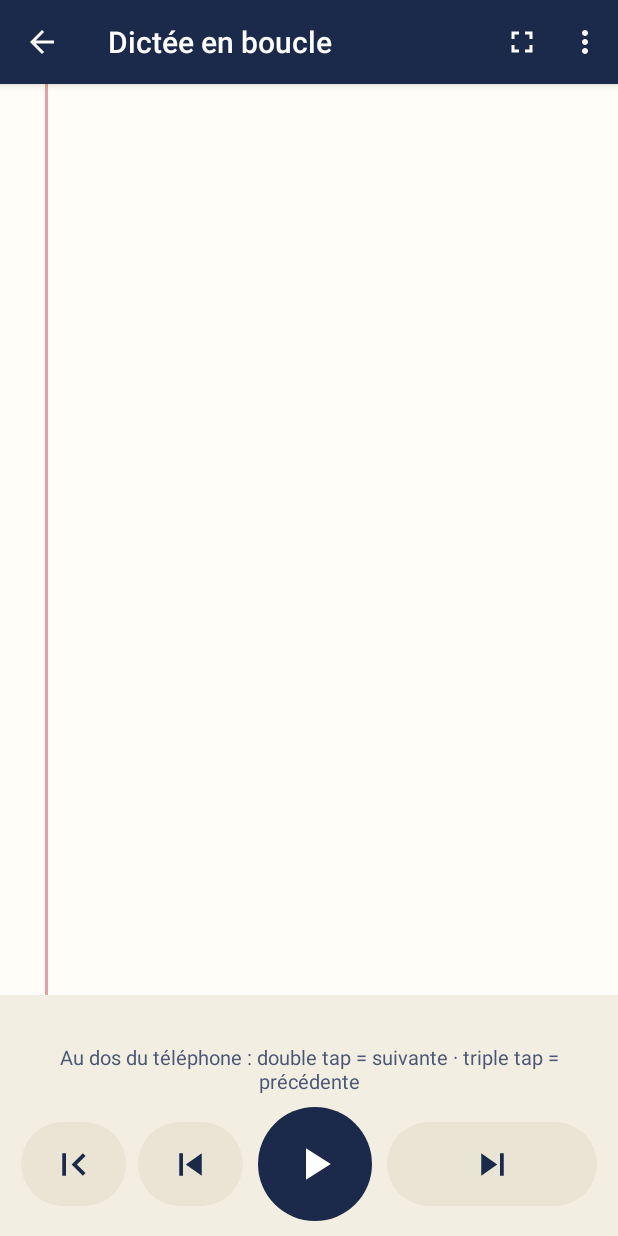
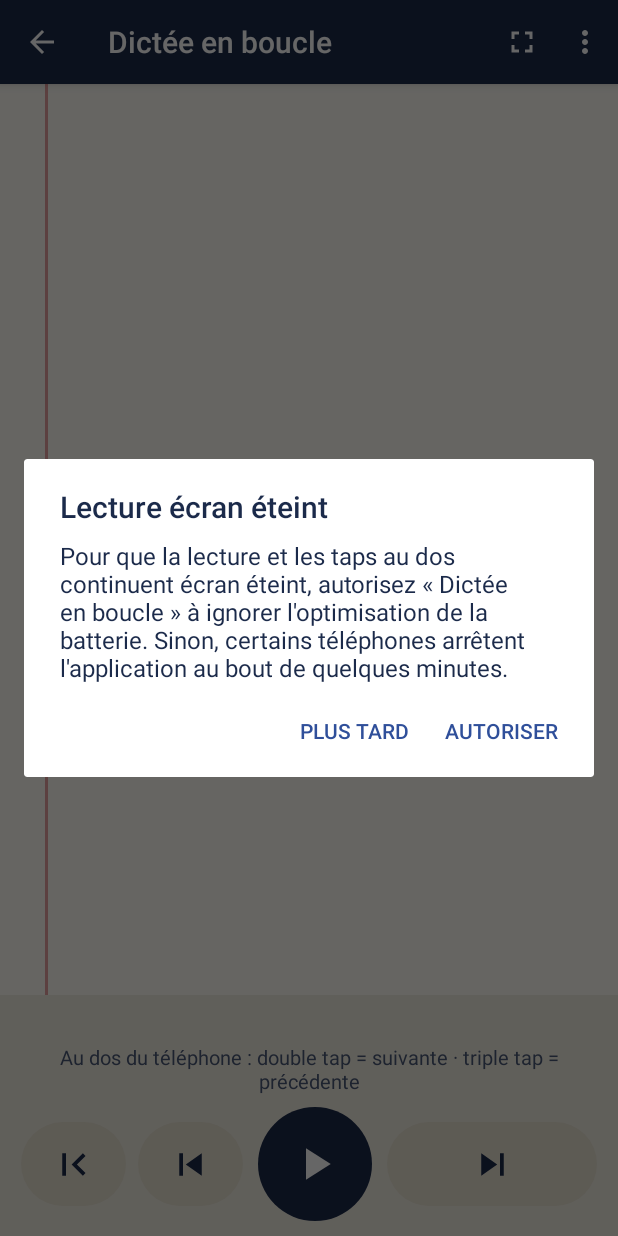
Before and after one commit to bernardooliveiracouto77-cpu/Claude, an Android app: the ReaderActivity screen opened directly, with no data from a screen before it, after a tap on "Lire", on a phone screen of 412 x 824 dp. Run offline under Robolectric (Android 15) with nearby library versions, the phone set to English and light mode, and no system bars; 1 statement that could not run was skipped.

Commit message:
Renforce le fonctionnement écran éteint
- Capteur sans regroupement des mesures (maxReportLatency = 0)
- Réenregistrement de l'accéléromètre à l'extinction/rallumage de l'écran
- Wake lock renouvelé à chaque relecture
- Proposition d'exclure l'app de l'optimisation de batterie (premier Lire + Réglages)

Co-Authored-By: Claude Opus 5.5 <noreply@anthropic.com>
Claude-Session: https://claude.ai/code/session_01Jg3T3XL38maxbxNDmqeKYY

```diff
--- a/app/src/main/AndroidManifest.xml
+++ b/app/src/main/AndroidManifest.xml
@@ -6,6 +6,7 @@
     <uses-permission android:name="android.permission.WAKE_LOCK" />
     <uses-permission android:name="android.permission.POST_NOTIFICATIONS" />
     <uses-permission android:name="android.permission.HIGH_SAMPLING_RATE_SENSORS" />
+    <uses-permission android:name="android.permission.REQUEST_IGNORE_BATTERY_OPTIMIZATIONS" />
 
     <uses-feature android:name="android.hardware.sensor.accelerometer" android:required="false" />
 
--- a/app/src/main/java/com/dictee/boucle/Prefs.kt
+++ b/app/src/main/java/com/dictee/boucle/Prefs.kt
@@ -83,6 +83,10 @@ class Prefs(context: Context) {
 
     val tapThreshold: Float get() = TapDetector.thresholdFor(sensitivity)
 
+    var askedBattery: Boolean
+        get() = sp.getBoolean("asked_battery", false)
+        set(v) = sp.edit().putBoolean("asked_battery", v).apply()
+
     var askedNotifications: Boolean
         get() = sp.getBoolean(K_ASKED_NOTIF, false)
         set(v) = sp.edit().putBoolean(K_ASKED_NOTIF, v).apply()
--- a/app/src/main/java/com/dictee/boucle/ReaderActivity.kt
+++ b/app/src/main/java/com/dictee/boucle/ReaderActivity.kt
@@ -15,6 +15,7 @@ import android.widget.ImageButton
 import android.widget.ScrollView
 import android.widget.TextView
 import android.widget.Toast
+import androidx.appcompat.app.AlertDialog
 import androidx.core.content.ContextCompat
 import kotlin.math.abs
 import kotlin.math.max
@@ -49,7 +50,7 @@ class ReaderActivity : BaseActivity() {
         findViewById<ImageButton>(R.id.btnFirst).setOnClickListener { cmd(PlayerService.ACTION_FIRST) }
         findViewById<ImageButton>(R.id.btnPrev).setOnClickListener { cmd(PlayerService.ACTION_PREV) }
         findViewById<ImageButton>(R.id.btnNext).setOnClickListener { cmd(PlayerService.ACTION_NEXT) }
-        btnPlay.setOnClickListener { cmd(PlayerService.ACTION_TOGGLE) }
+        btnPlay.setOnClickListener { onPlayPressed() }
 
         setupSentenceTouch()
     }
@@ -74,6 +75,25 @@ class ReaderActivity : BaseActivity() {
     override fun onPlayerState() = refresh()
 
     private fun cmd(action: String, index: Int = -1) = PlayerService.command(this, action, index)
+
+    /**
+     * Lire/Pause. Au premier lancement de la lecture, propose une fois d'exclure l'app de
+     * l'optimisation de la batterie, pour que tout continue écran éteint. La lecture démarre
+     * de toute façon tout de suite.
+     */
+    private fun onPlayPressed() {
+        val starting = !PlayerService.playing
+        cmd(PlayerService.ACTION_TOGGLE)
+        if (starting && !prefs.askedBattery && !Battery.isIgnoringOptimizations(this)) {
+            prefs.askedBattery = true
+            AlertDialog.Builder(this)
+                .setTitle(R.string.battery_title)
+                .setMessage(R.string.battery_message)
+                .setPositiveButton(R.string.battery_allow) { _, _ -> Battery.requestIgnore(this) }
+                .setNegativeButton(R.string.battery_later, null)
+                .show()
+        }
+    }
 
     private fun refresh() {
         val d = doc ?: return
--- a/app/src/main/res/values/strings.xml
+++ b/app/src/main/res/values/strings.xml
@@ -60,5 +60,13 @@
     <string name="tap_double">double</string>
     <string name="tap_triple">triple</string>
     <string name="tap_many">%1$d taps (ignoré)</string>
+    <string name="section_screen_off">Écran éteint</string>
+    <string name="battery_title">Lecture écran éteint</string>
+    <string name="battery_message">Pour que la lecture et les taps au dos continuent écran éteint, autorisez « Dictée en boucle » à ignorer l\'optimisation de la batterie. Sinon, certains téléphones arrêtent l\'application au bout de quelques minutes.</string>
+    <string name="battery_allow">Autoriser</string>
+    <string name="battery_later">Plus tard</string>
+    <string name="battery_button">Autoriser la lecture écran éteint</string>
+    <string name="battery_ok">✓ L\'optimisation de la batterie est désactivée pour l\'application : la lecture continue écran éteint.</string>
+    <string name="battery_needed">L\'optimisation de la batterie est active : sur certains téléphones, la lecture peut s\'arrêter écran éteint.</string>
     <string name="no_accelerometer">Ce téléphone n\'a pas d\'accéléromètre.</string>
 </resources>
```
Also changed, not shown: app/src/main/java/com/dictee/boucle/Battery.kt (added, +31 -0 lines), app/src/main/java/com/dictee/boucle/PlayerService.kt (+42 -7 lines), app/src/main/java/com/dictee/boucle/SettingsActivity.kt (+12 -0 lines), app/src/main/res/layout/activity_settings.xml (+21 -0 lines).
